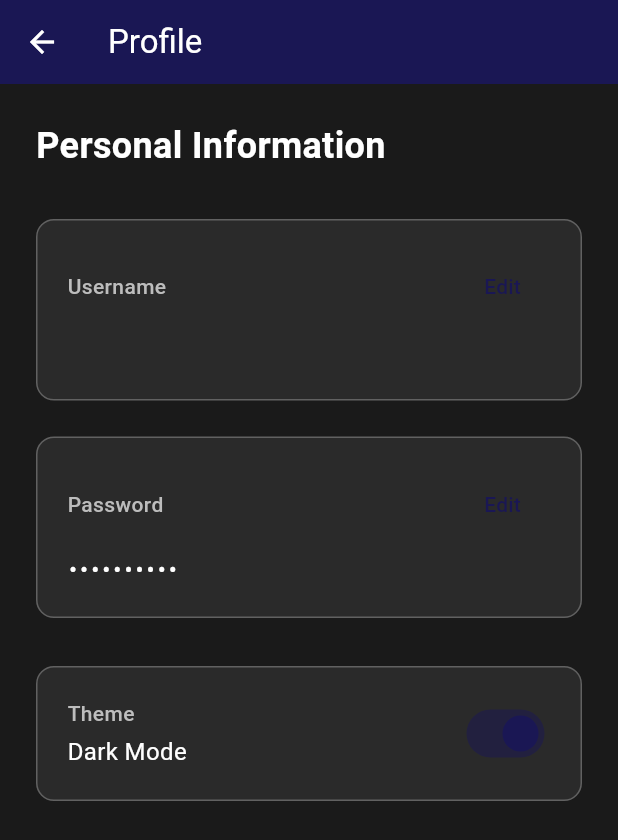
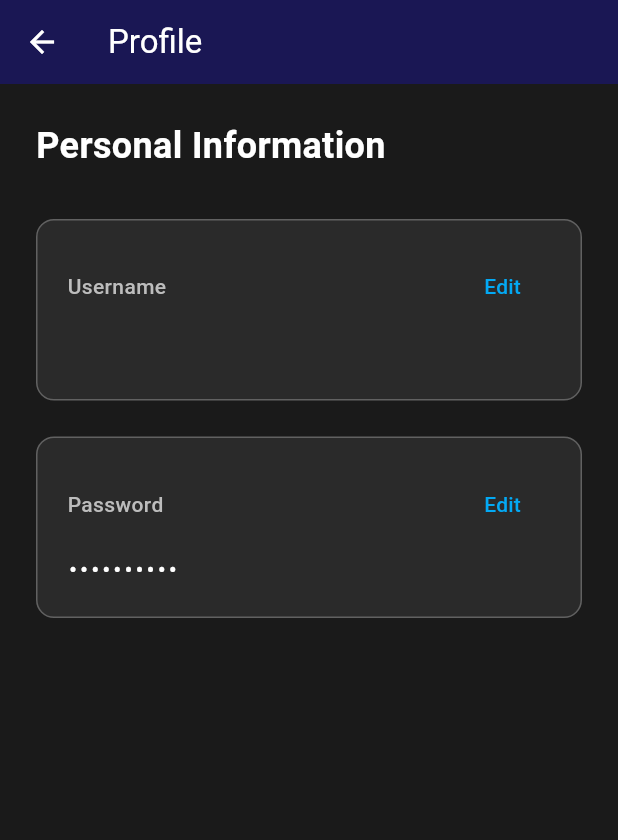
Before and after one commit to kamcpp/miniBroker, a Flutter app: the ProfilePage screen opened directly, on a phone screen of 412 x 824 dp. Shown: the top 840 px of the screen. Run offline on Flutter 3.47's test engine with Material 3 defaults, Android fonts, the phone set to English and light mode, and no system bars; our stand-ins replace shared_preferences, sqflite; accounts and stored records are empty.

Commit message:
Refactor ProfilePage: Remove theme toggle section and update edit button colors based on theme

```diff
--- a/lib/screens/profile_page.dart
+++ b/lib/screens/profile_page.dart
@@ -103,11 +103,6 @@ class _ProfilePageState extends State<ProfilePage> {
                 _buildPasswordSection(
                   isDarkTheme: _isDarkTheme,
                 ),
-
-                const SizedBox(height: 32),
-
-                // Theme Toggle Section
-                _buildThemeSection(themeService, _isDarkTheme),
               ],
             ),
           ),
@@ -157,7 +152,7 @@ class _ProfilePageState extends State<ProfilePage> {
                   child: Text(
                     'Edit',
                     style: TextStyle(
-                      color: const Color(0xFF1a1754),
+                      color: isDarkTheme ? Colors.lightBlue : const Color(0xFF1a1754),
                       fontSize: 14,
                       fontWeight: FontWeight.w500,
                     ),
@@ -254,7 +249,7 @@ class _ProfilePageState extends State<ProfilePage> {
                   child: Text(
                     'Edit',
                     style: TextStyle(
-                      color: const Color(0xFF1a1754),
+                      color: isDarkTheme ? Colors.lightBlue : const Color(0xFF1a1754),
                       fontSize: 14,
                       fontWeight: FontWeight.w500,
                     ),
@@ -354,51 +349,6 @@ class _ProfilePageState extends State<ProfilePage> {
               ),
             ),
           ],
-        ],
-      ),
-    );
-  }
-
-  Widget _buildThemeSection(ThemeService themeService, bool isDarkTheme) {
-    return Container(
-      padding: const EdgeInsets.all(20),
-      decoration: BoxDecoration(
-        color: isDarkTheme ? const Color(0xFF2A2A2A) : Colors.white,
-        borderRadius: BorderRadius.circular(12),
-        border: Border.all(
-          color: isDarkTheme ? Colors.grey[700]! : Colors.grey[300]!,
-          width: 1,
-        ),
-      ),
-      child: Row(
-        mainAxisAlignment: MainAxisAlignment.spaceBetween,
-        children: [
-          Column(
-            crossAxisAlignment: CrossAxisAlignment.start,
-            children: [
-              Text(
-                'Theme',
-                style: TextStyle(
-                  fontSize: 14,
-                  fontWeight: FontWeight.w500,
-                  color: isDarkTheme ? Colors.grey[400] : Colors.grey[600],
-                ),
-              ),
-              const SizedBox(height: 4),
-              Text(
-                isDarkTheme ? 'Dark Mode' : 'Light Mode',
-                style: TextStyle(
-                  fontSize: 16,
-                  color: isDarkTheme ? Colors.white : Colors.black,
-                ),
-              ),
-            ],
-          ),
-          Switch(
-            value: isDarkTheme,
-            onChanged: (value) => themeService.toggleTheme(),
-            activeColor: const Color(0xFF1a1754),
-          ),
         ],
       ),
     );
```
